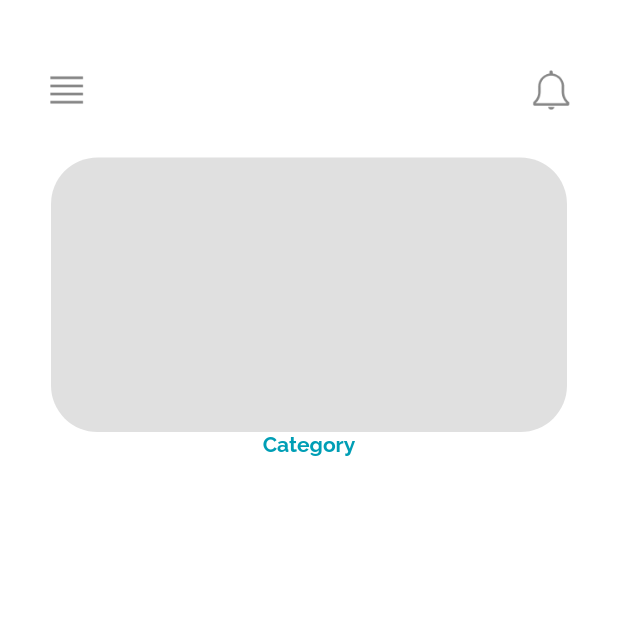
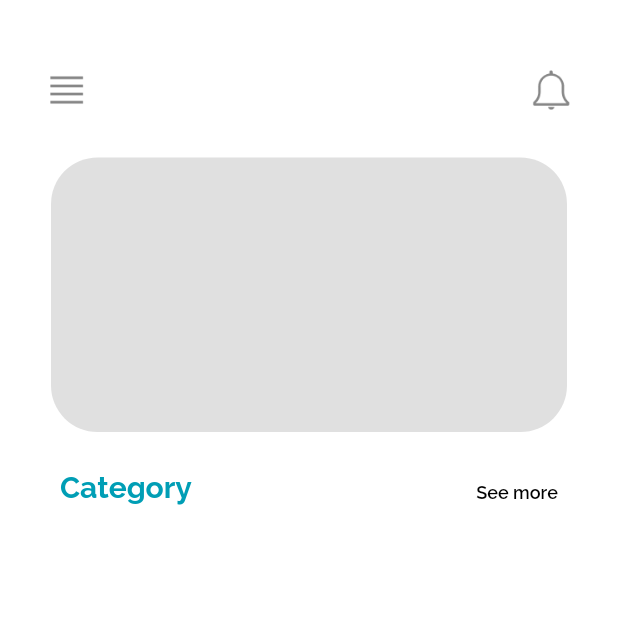
Before and after one commit to TeepaponChoak/Oceanpal, a Flutter app: the Mainpage screen opened directly, on a phone screen of 412 x 824 dp, the top half of it. Run offline on Flutter 3.47's test engine with Material 2 defaults, Android fonts, the phone set to English and light mode, and no system bars.

Commit message:
Add fonts to folder and make Category text

```diff
--- a/lib/home.dart
+++ b/lib/home.dart
@@ -68,15 +68,39 @@ class Mainpage extends StatelessWidget {
             ),
           ),
           Container(
+            margin: EdgeInsets.only(top: 25, left: 40),
+            child: Row(
+              children: [
+                Expanded(
                   child: Text(
                     'Category',
                     style: TextStyle(
                       color: Color.fromRGBO(0, 158, 181, 1),
+                      fontSize: 20,
                       fontFamily: 'Raleway',
                       fontWeight: FontWeight.bold,
                     ),
                   ),
                 ),
+                Expanded(
+                  child: Container(
+                    margin: EdgeInsets.only(top: 8, right: 40),
+                    alignment: Alignment.centerRight,
+                    child: Text(
+                      'See more',
+                      style: TextStyle(
+                        color: Colors.black,
+                        fontSize: 12,
+                        fontFamily: 'Raleway',
+                        fontWeight: FontWeight.w600,
+                      ),
+                    ),
+                  ),
+                ),
+              ],
+            ),
+          ),
+
           // Other widgets in the column
           // ...
         ],
```
Also changed, not shown: pubspec.yaml (+7 -3 lines), fonts/Raleway-VariableFont_wght_Bold.ttf (added), fonts/Raleway-VariableFont_wght_SemiBold.ttf (added). Lines whose indentation alone changed are shown as unchanged.
